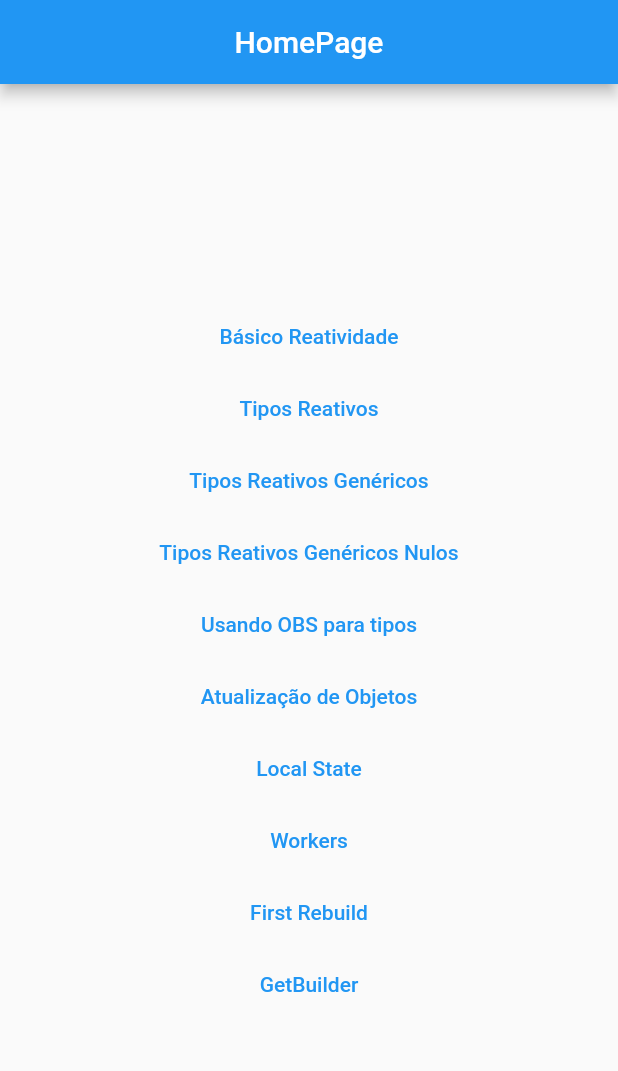
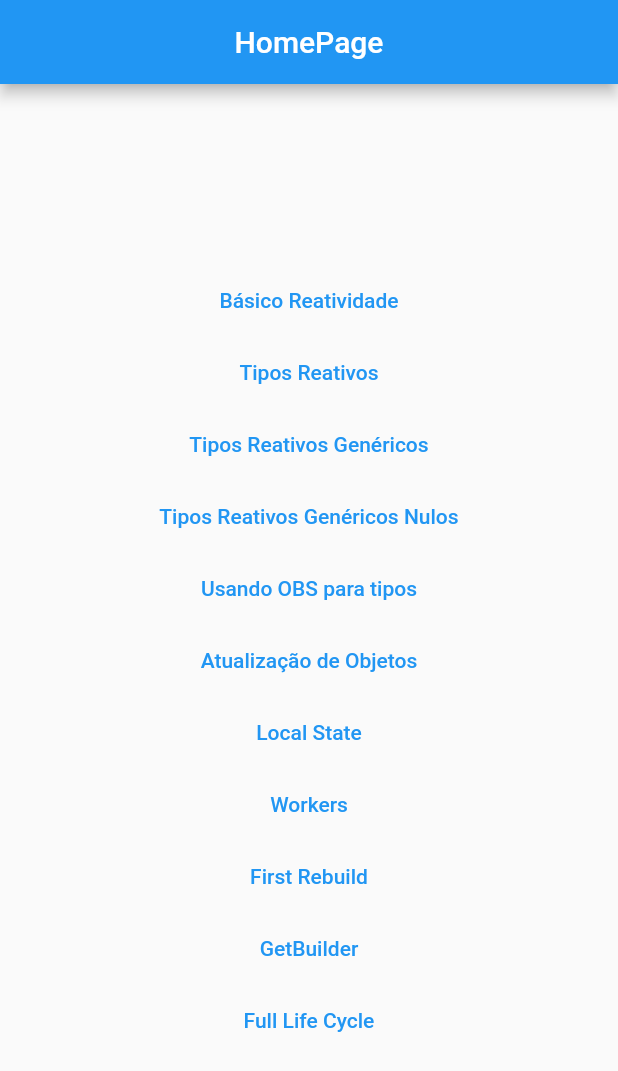
Before and after one commit to ricardoemerson/getx-state-manager, a Flutter app: the screen it shows after launch, on a phone screen of 412 x 824 dp. Shown: the top 1071 px of the screen. Run offline on Flutter 3.47's test engine with Material 2 defaults, Android fonts, the phone set to English and light mode, and no system bars; our stand-ins replace get.

Commit message:
Adicionado exemplo de uso do Full Life Cycle Controller.

```diff
--- a/lib/main.dart
+++ b/lib/main.dart
@@ -3,6 +3,8 @@ import 'package:get/get.dart';
 
 import 'pages/base_reactivity/base_reactivity_page.dart';
 import 'pages/first_rebuild/first_rebuild_page.dart';
+import 'pages/full_life_cycle/full_life_cycle_example_controller.dart';
+import 'pages/full_life_cycle/full_life_cycle_example_page.dart';
 import 'pages/generics_reactive_type/generics_reactive_type_page.dart';
 import 'pages/get_builder/get_builder_controller.dart';
 import 'pages/get_builder/get_builder_page.dart';
@@ -89,6 +91,13 @@ class MyApp extends StatelessWidget {
           ),
           page: () => const GetBuilderPage(),
         ),
+        GetPage(
+          name: '/full-life-cycle',
+          binding: BindingsBuilder.put(
+            () => FullLifeCycleExampleController(),
+          ),
+          page: () => const FullLifeCycleExamplePage(),
+        ),
       ],
     );
   }
--- a/lib/pages/home/home_page.dart
+++ b/lib/pages/home/home_page.dart
@@ -55,6 +55,10 @@ class HomePage extends StatelessWidget {
               onPressed: () => Get.toNamed('/get-builder'),
               child: const Text('GetBuilder'),
             ),
+            TextButton(
+              onPressed: () => Get.toNamed('/full-life-cycle'),
+              child: const Text('Full Life Cycle'),
+            ),
           ],
         ),
       ),
```
Also changed, not shown: lib/pages/full_life_cycle/full_life_cycle_example_controller.dart (added, +45 -0 lines), lib/pages/full_life_cycle/full_life_cycle_example_page.dart (added, +21 -0 lines).
